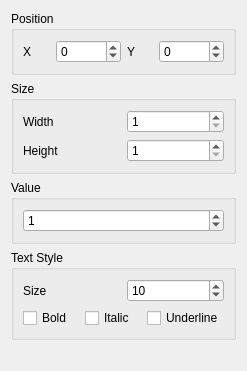
Old version of the form src/Core/form_spinbox_properties.ui in the repository igormironchik/prototyper.
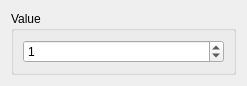
New version of the form.

Commit message: Refactor spin box properties.

Patch:
```diff
--- a/src/Core/form_spinbox_properties.ui
+++ b/src/Core/form_spinbox_properties.ui
@@ -7,103 +7,13 @@
     <x>0</x>
     <y>0</y>
     <width>247</width>
-    <height>371</height>
+    <height>82</height>
    </rect>
   </property>
   <property name="windowTitle">
    <string>Form</string>
   </property>
   <layout class="QVBoxLayout" name="verticalLayout_2">
-   <item>
-    <widget class="QGroupBox" name="groupBox_2">
-     <property name="title">
-      <string>Position</string>
-     </property>
-     <layout class="QHBoxLayout" name="horizontalLayout">
-      <item>
-       <widget class="QLabel" name="label_3">
-        <property name="text">
-         <string>X</string>
-        </property>
-       </widget>
-      </item>
-      <item>
-       <widget class="QSpinBox" name="m_x">
-        <property name="minimum">
-         <number>-99999</number>
-        </property>
-        <property name="maximum">
-         <number>99999</number>
-        </property>
-       </widget>
-      </item>
-      <item>
-       <widget class="QLabel" name="label_4">
-        <property name="text">
-         <string>Y</string>
-        </property>
-       </widget>
-      </item>
-      <item>
-       <widget class="QSpinBox" name="m_y">
-        <property name="minimum">
-         <number>-99999</number>
-        </property>
-        <property name="maximum">
-         <number>99999</number>
-        </property>
-       </widget>
-      </item>
-     </layout>
-    </widget>
-   </item>
-   <item>
-    <widget class="QGroupBox" name="groupBox_3">
-     <property name="title">
-      <string>Size</string>
-     </property>
-     <layout class="QHBoxLayout" name="horizontalLayout_4">
-      <item>
-       <layout class="QGridLayout" name="gridLayout">
-        <item row="0" column="0">
-         <widget class="QLabel" name="label_5">
-          <property name="text">
-           <string>Width</string>
-          </property>
-         </widget>
-        </item>
-        <item row="0" column="1">
-         <widget class="QSpinBox" name="m_width">
-          <property name="minimum">
-           <number>1</number>
-          </property>
-          <property name="maximum">
-           <number>99999</number>
-          </property>
-         </widget>
-        </item>
-        <item row="1" column="0">
-         <widget class="QLabel" name="label_6">
-          <property name="text">
-           <string>Height</string>
-          </property>
-         </widget>
-        </item>
-        <item row="1" column="1">
-         <widget class="QSpinBox" name="m_height">
-          <property name="minimum">
-           <number>1</number>
-          </property>
-          <property name="maximum">
-           <number>99999</number>
-          </property>
-         </widget>
-        </item>
-       </layout>
-      </item>
-     </layout>
-    </widget>
-   </item>
    <item>
     <widget class="QGroupBox" name="groupBox_4">
      <property name="title">
@@ -123,81 +33,6 @@
      </layout>
     </widget>
    </item>
-   <item>
-    <widget class="QGroupBox" name="groupBox">
-     <property name="title">
-      <string>Text Style</string>
-     </property>
-     <layout class="QHBoxLayout" name="horizontalLayout_6">
-      <item>
-       <layout class="QVBoxLayout" name="verticalLayout">
-        <item>
-         <layout class="QHBoxLayout" name="horizontalLayout_3">
-          <item>
-           <widget class="QLabel" name="label_2">
-            <property name="text">
-             <string>Size</string>
-            </property>
-           </widget>
-          </item>
-          <item>
-           <widget class="QSpinBox" name="m_size">
-            <property name="minimum">
-             <number>5</number>
-            </property>
-            <property name="maximum">
-             <number>999</number>
-            </property>
-            <property name="value">
-             <number>10</number>
-            </property>
-           </widget>
-          </item>
-         </layout>
-        </item>
-        <item>
-         <layout class="QHBoxLayout" name="horizontalLayout_2">
-          <item>
-           <widget class="QCheckBox" name="m_bold">
-            <property name="text">
-             <string>Bold</string>
-            </property>
-           </widget>
-          </item>
-          <item>
-           <widget class="QCheckBox" name="m_italic">
-            <property name="text">
-             <string>Italic</string>
-            </property>
-           </widget>
-          </item>
-          <item>
-           <widget class="QCheckBox" name="m_underline">
-            <property name="text">
-             <string>Underline</string>
-            </property>
-           </widget>
-          </item>
-         </layout>
-        </item>
-       </layout>
-      </item>
-     </layout>
-    </widget>
-   </item>
-   <item>
-    <spacer name="verticalSpacer">
-     <property name="orientation">
-      <enum>Qt::Vertical</enum>
-     </property>
-     <property name="sizeHint" stdset="0">
-      <size>
-       <width>17</width>
-       <height>8</height>
-      </size>
-     </property>
-    </spacer>
-   </item>
   </layout>
  </widget>
  <tabstops>
```
Left out of the diff: 8 changed lines with no effect on the pictures. The commit also changes 7 other files.
